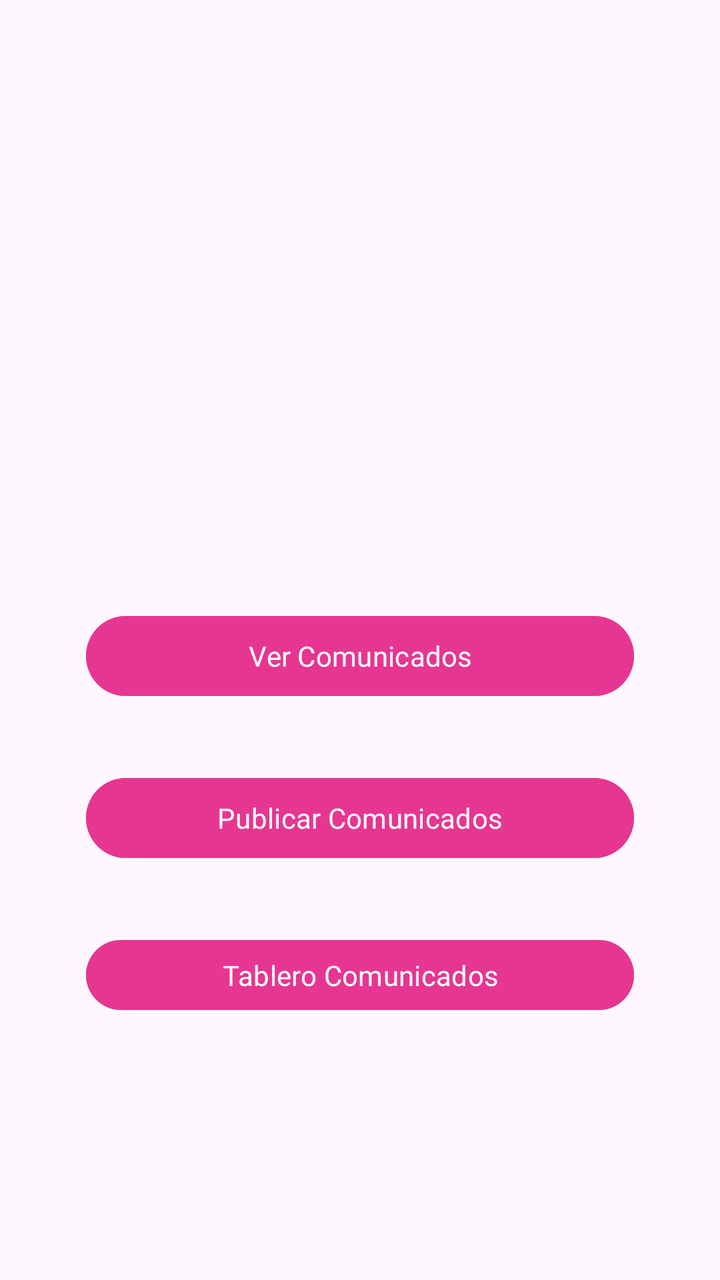
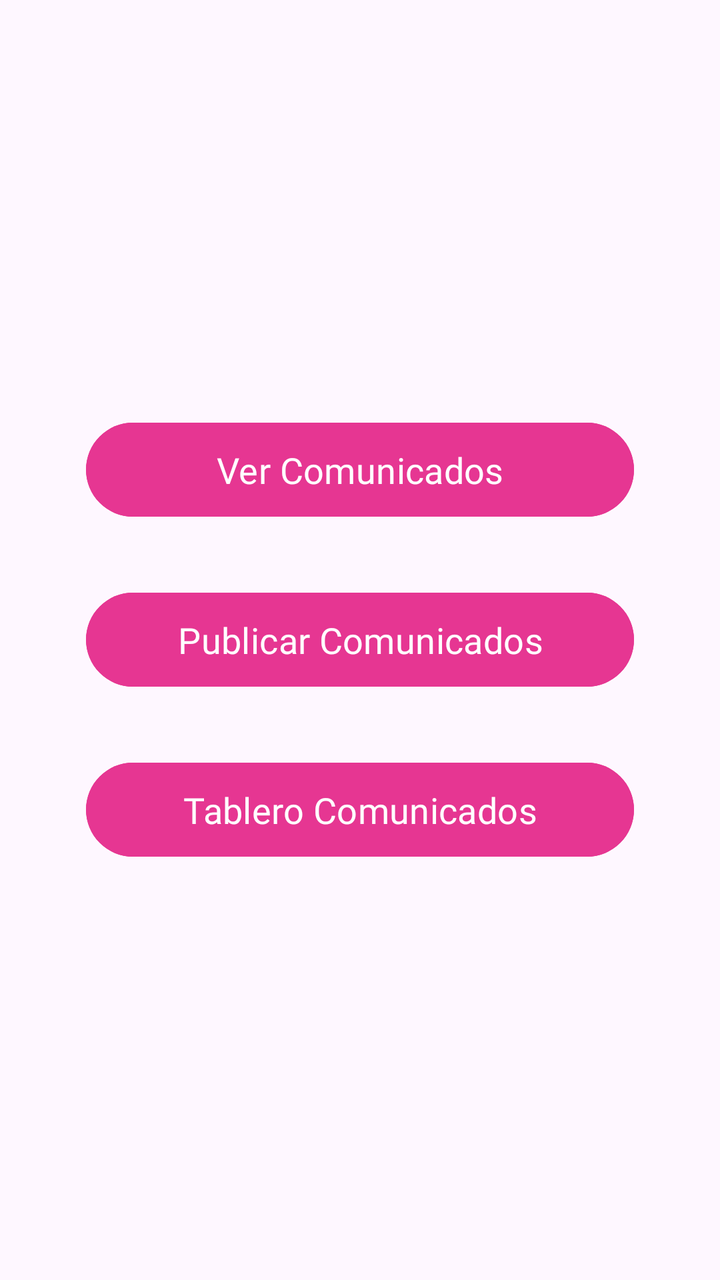

Screens rendered from an Android XML layout before and after an edit, with the pre-edit source and the edit as a unified diff.
<!-- AndroidManifest.xml: application theme Theme.POO4_2P_BOZZA_REYES -->
<!-- res/layout/activity_menu.xml -->
<?xml version="1.0" encoding="utf-8"?>
<androidx.constraintlayout.widget.ConstraintLayout xmlns:android="http://schemas.android.com/apk/res/android"
    xmlns:app="http://schemas.android.com/apk/res-auto"
    xmlns:tools="http://schemas.android.com/tools"
    android:layout_width="match_parent"
    android:layout_height="match_parent">

    <LinearLayout
        android:id="@+id/linearLayout2"
        android:layout_width="0dp"
        android:layout_height="0dp"
        android:layout_marginStart="43dp"
        android:layout_marginTop="131dp"
        android:layout_marginEnd="43dp"
        android:layout_marginBottom="131dp"
        android:orientation="vertical"
        app:layout_constraintBottom_toBottomOf="parent"
        app:layout_constraintEnd_toEndOf="parent"
        app:layout_constraintStart_toStartOf="parent"
        app:layout_constraintTop_toTopOf="parent">

        <Space
            android:layout_width="match_parent"
            android:layout_height="173dp" />

        <Button
            android:id="@+id/btnVerComunicados"
            android:layout_width="match_parent"
            android:layout_height="wrap_content"
            android:backgroundTint="#E63692"
            android:fontFamily="@font/balsamiq_sans_bold"
            android:text="Ver Comunicados" />

        <Space
            android:layout_width="match_parent"
            android:layout_height="33dp" />

        <Button
            android:id="@+id/btnPublicar"
            android:layout_width="match_parent"
            android:layout_height="wrap_content"
            android:backgroundTint="#E63692"
            android:fontFamily="@font/balsamiq_sans_bold"
            android:text="Publicar Comunicados" />

        <Space
            android:layout_width="match_parent"
            android:layout_height="33dp" />

        <Button
            android:id="@+id/btnTablero"
            android:layout_width="match_parent"
            android:layout_height="wrap_content"
            android:backgroundTint="#E63692"
            android:fontFamily="@font/balsamiq_sans_bold"
            android:text="Tablero Comunicados" />
    </LinearLayout>
</androidx.constraintlayout.widget.ConstraintLayout>
<!-- resources referenced by this layout -->
<resources>
  <style name="Theme.POO4_2P_BOZZA_REYES" parent="Base.Theme.POO4_2P_BOZZA_REYES" />
  <style name="Base.Theme.POO4_2P_BOZZA_REYES" parent="Theme.Material3.DayNight.NoActionBar">
          
          
      </style>
</resources>

<!-- the commit's change to res/layout/activity_menu.xml (unified diff, before → after) -->
@@ -17,42 +17,45 @@
         app:layout_constraintBottom_toBottomOf="parent"
         app:layout_constraintEnd_toEndOf="parent"
         app:layout_constraintStart_toStartOf="parent"
-        app:layout_constraintTop_toTopOf="parent">
-
-        <Space
-            android:layout_width="match_parent"
-            android:layout_height="173dp" />
+        app:layout_constraintTop_toTopOf="parent"
+        android:gravity="center">
 
         <Button
             android:id="@+id/btnVerComunicados"
             android:layout_width="match_parent"
-            android:layout_height="wrap_content"
+            android:layout_height="55dp"
             android:backgroundTint="#E63692"
             android:fontFamily="@font/balsamiq_sans_bold"
-            android:text="Ver Comunicados" />
+            android:text="Ver Comunicados"
+            android:textSize="18sp"
+            app:rippleColor="#6430F2" />
 
         <Space
             android:layout_width="match_parent"
-            android:layout_height="33dp" />
+            android:layout_height="30dp" />
 
         <Button
             android:id="@+id/btnPublicar"
             android:layout_width="match_parent"
-            android:layout_height="wrap_content"
+            android:layout_height="55dp"
             android:backgroundTint="#E63692"
             android:fontFamily="@font/balsamiq_sans_bold"
-            android:text="Publicar Comunicados" />
+            android:text="Publicar Comunicados"
+            android:textSize="18sp"
+            app:rippleColor="#6430F2" />
 
         <Space
             android:layout_width="match_parent"
-            android:layout_height="33dp" />
+            android:layout_height="30dp" />
 
         <Button
             android:id="@+id/btnTablero"
+            android:textSize="18sp"
             android:layout_width="match_parent"
-            android:layout_height="wrap_content"
+            android:layout_height="55dp"
             android:backgroundTint="#E63692"
             android:fontFamily="@font/balsamiq_sans_bold"
-            android:text="Tablero Comunicados" />
+            android:text="Tablero Comunicados"
+            app:rippleColor="#6430F2" />
     </LinearLayout>
 </androidx.constraintlayout.widget.ConstraintLayout>
